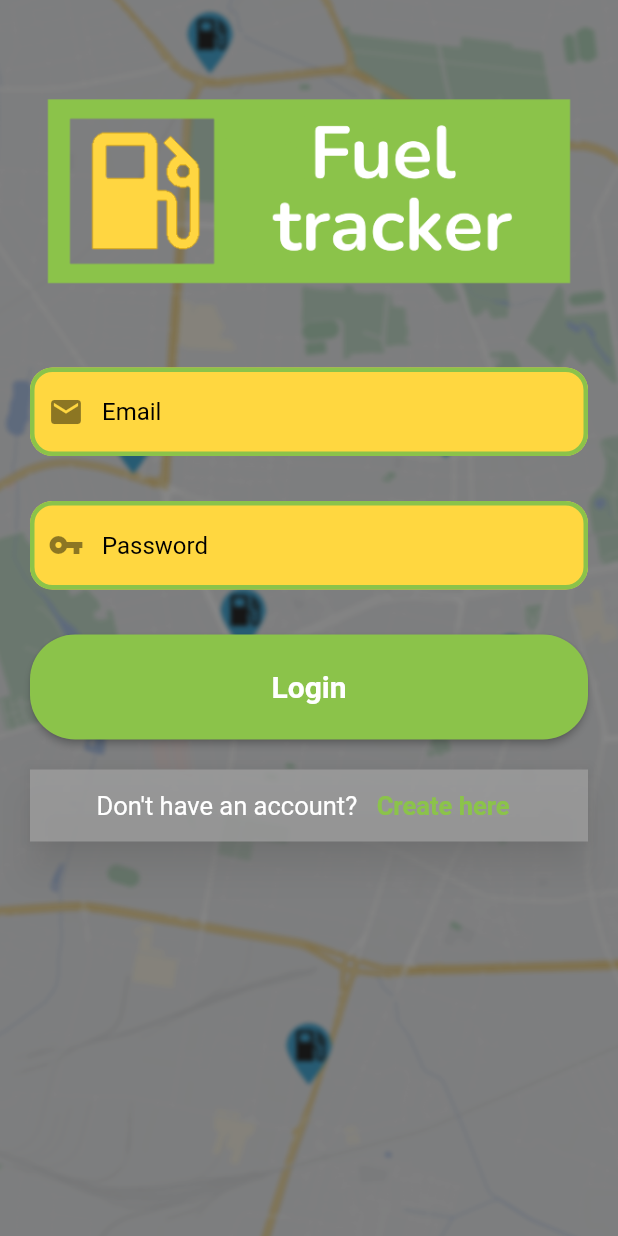
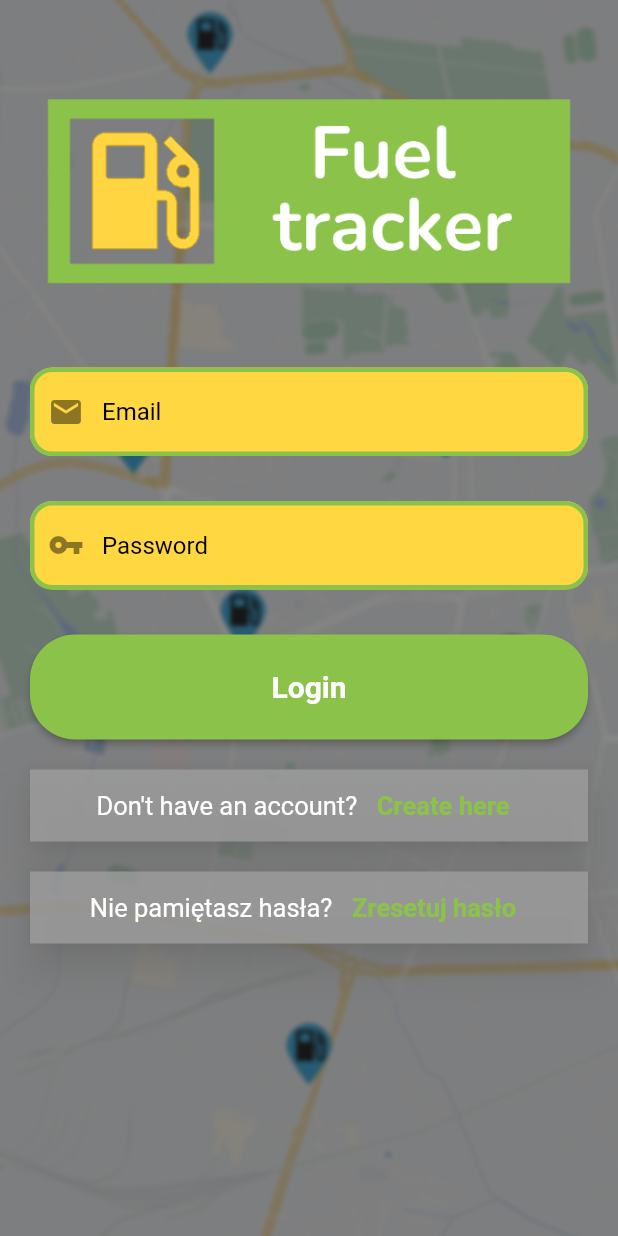
Before and after one commit to Shriz07/Fuel-tracker, a Flutter app: the screen it shows after launch, on a phone screen of 412 x 824 dp. Run offline on Flutter 3.47's test engine with Material 2 defaults, Android fonts, the phone set to English and light mode, and no system bars; our stand-ins replace charts_flutter, cloud_firestore, firebase_auth, firebase_core, flutter_local_notifications, flutter_rating_bar and 3 more; missing offline and left inert: charts_common, time_ago_provider; accounts and stored records are empty.

Commit message:
Added button for password reset

```diff
--- a/lib/Screens/Authentication/login.dart
+++ b/lib/Screens/Authentication/login.dart
@@ -1,4 +1,5 @@
 import 'package:flutter/material.dart';
+import 'package:fuel_tracker/Screens/Authentication/reset.dart';
 import 'package:fuel_tracker/l10n/app_localizations.dart';
 import 'package:fuel_tracker/services/authentication_services/auth_services.dart';
 import 'package:provider/provider.dart';
@@ -140,6 +141,29 @@ class _LoginState extends State<Login> {
                       ),
                     ),
                     SizedBox(height: 20),
+                    Material(
+                      color: Colors.grey.withOpacity(0.8),
+                      elevation: 10,
+                      shadowColor: Colors.grey,
+                      child: Row(
+                        mainAxisAlignment: MainAxisAlignment.center,
+                        children: [
+                          Text(
+                            'Nie pamiętasz hasła?',
+                            style: TextStyle(fontSize: 17, color: Colors.white),
+                          ),
+                          SizedBox(width: 5),
+                          TextButton(
+                            onPressed: () => Navigator.of(context).push(MaterialPageRoute(builder: (context) => ResetScreen())),
+                            child: Text(
+                              'Zresetuj hasło',
+                              style: TextStyle(fontSize: 17, fontWeight: FontWeight.bold, color: Theme.of(context).primaryColor),
+                            ),
+                          )
+                        ],
+                      ),
+                    ),
+                    SizedBox(height: 20),
                     if (loginProvider.errorMessage != '')
                       Container(
                         padding: EdgeInsets.symmetric(horizontal: 10, vertical: 5),
```
